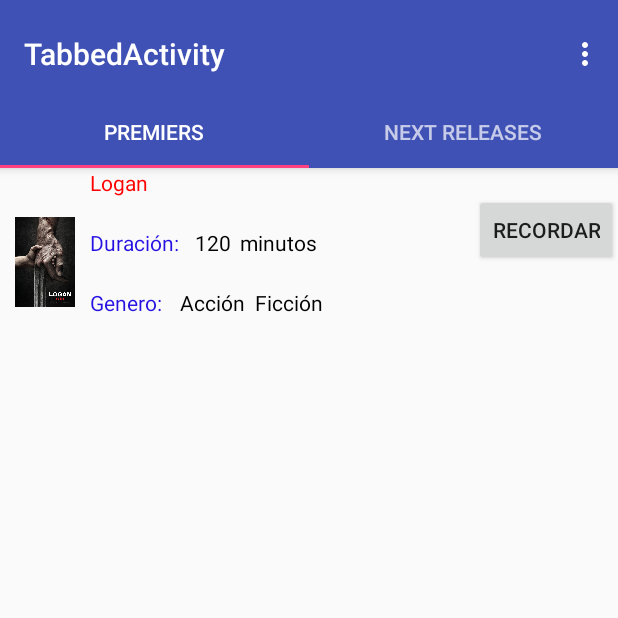
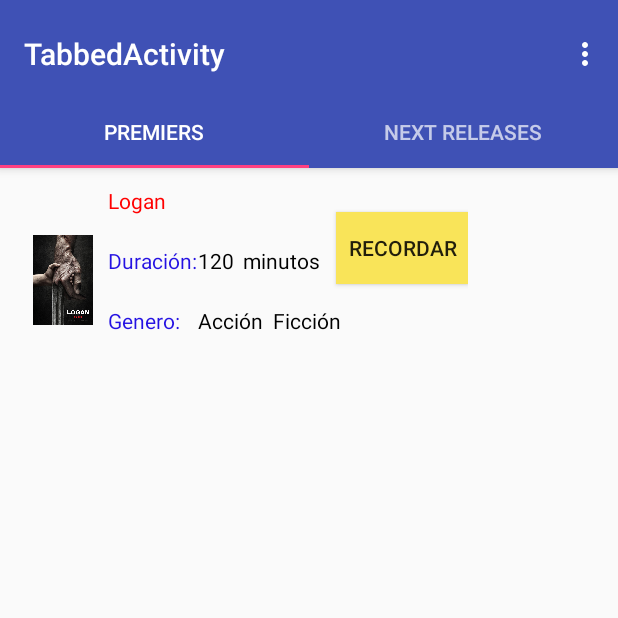
Before and after one commit to sebastian1027/PeliculasAppMovil, an Android app: the EstrenosFragment screen opened directly, with no data from a screen before it, on a phone screen of 412 x 824 dp, the top half of it. Run offline under Robolectric (Android 15) with nearby library versions, the light colour scheme and no system bars.

Commit message:
Cambios en la Margen y el color del boton de Recordar

```diff
--- a/app/src/main/res/layout/fragment_estrenos.xml
+++ b/app/src/main/res/layout/fragment_estrenos.xml
@@ -2,30 +2,31 @@
     xmlns:tools="http://schemas.android.com/tools"
     android:layout_width="match_parent"
     android:layout_height="match_parent"
-    tools:context="movil.unicauca.peliculasappmoviles.Tabbed.EstrenosFragment">
+    tools:context="movil.unicauca.peliculasappmoviles.Tabbed.EstrenosFragment"
+    android:padding="@dimen/small"
+    >
 
     <ScrollView
-        android:layout_width="match_parent"
-        android:layout_height="wrap_content">
+        android:layout_width="300dp"
+        android:layout_height="145dp">
+
         <RelativeLayout
             android:id="@+id/rl1"
             android:layout_width="match_parent"
-            android:layout_height="125dp"
-            >
+            android:layout_height="125dp">
 
             <ImageView
                 android:id="@+id/peli1"
                 android:layout_width="60dp"
                 android:layout_height="60dp"
-                android:src="@mipmap/logan"
                 android:layout_centerVertical="true"
-                />
+                android:src="@mipmap/logan" />
+
             <RelativeLayout
+                android:id="@+id/relat2"
                 android:layout_width="wrap_content"
                 android:layout_height="wrap_content"
-                android:id="@+id/relat2"
-                android:layout_toRightOf="@id/peli1"
-                >
+                android:layout_toRightOf="@id/peli1">
 
 
                 <TextView
@@ -34,8 +35,7 @@
                     android:layout_height="40dp"
                     android:layout_toRightOf="@id/peli1"
                     android:text="@string/logan"
-                    android:textColor="@color/Rojo"
-                    />
+                    android:textColor="@color/Rojo" />
 
                 <TextView
                     android:id="@+id/txt2pel1"
@@ -45,64 +45,67 @@
                     android:layout_toRightOf="@id/peli1"
                     android:text="@string/duration"
                     android:textColor="@color/AzulClaro"
-                    />
+                    android:layout_toLeftOf="@+id/txttipogeneropel1"
+                    android:layout_toStartOf="@+id/txttipogeneropel1" />
+
                 <TextView
                     android:id="@+id/txttiempopel1"
                     android:layout_width="30dp"
                     android:layout_height="40dp"
+                    android:layout_below="@id/txt1pel1"
                     android:layout_toRightOf="@id/txt2pel1"
-                    android:layout_below="@id/txt1pel1"
                     android:text="120"
-                    android:textColor="@color/Negro"
-                    />
+                    android:textColor="@color/Negro" />
+
                 <TextView
                     android:id="@+id/txtminpel1"
                     android:layout_width="60dp"
                     android:layout_height="40dp"
+                    android:layout_below="@id/txt1pel1"
                     android:layout_toRightOf="@id/txttiempopel1"
-                    android:layout_below="@id/txt1pel1"
                     android:text="@string/Minutes"
-                    android:textColor="@color/Negro"
-                    />
+                    android:textColor="@color/Negro" />
+
                 <TextView
-                android:id="@+id/txtGeneropel1"
-                android:layout_width="60dp"
-                android:layout_height="40dp"
-                android:layout_toRightOf="@id/peli1"
-                android:text="@string/type"
-                    android:textColor="@color/AzulClaro"
-                android:layout_below="@id/txt2pel1"
-                />
+                    android:id="@+id/txtGeneropel1"
+                    android:layout_width="60dp"
+                    android:layout_height="40dp"
+                    android:layout_below="@id/txt2pel1"
+                    android:layout_toRightOf="@id/peli1"
+                    android:text="@string/type"
+                    android:textColor="@color/AzulClaro" />
+
                 <TextView
                     android:id="@+id/txttipogeneropel1"
                     android:layout_width="50dp"
                     android:layout_height="40dp"
+                    android:layout_below="@id/txt2pel1"
                     android:layout_toRightOf="@id/txtGeneropel1"
                     android:text="@string/action"
-                    android:layout_below="@id/txt2pel1"
-                    android:textColor="@color/Negro"
-                    />
+                    android:textColor="@color/Negro" />
+
                 <TextView
                     android:id="@+id/txttipogeneropel2"
                     android:layout_width="50dp"
                     android:layout_height="40dp"
+                    android:layout_below="@id/txt2pel1"
                     android:layout_toRightOf="@id/txttipogeneropel1"
                     android:text="@string/fiction"
-                    android:layout_below="@id/txt2pel1"
-                    android:textColor="@color/Negro"
-                    />
+                    android:textColor="@color/Negro" />
             </RelativeLayout>
 
             <Button
                 android:id="@+id/recordar1"
                 android:layout_width="wrap_content"
                 android:layout_height="wrap_content"
+                android:layout_alignParentEnd="true"
+                android:layout_alignParentRight="true"
+                android:layout_alignParentTop="true"
+                android:layout_marginTop="17dp"
                 android:gravity="center"
                 android:text="@string/remember"
-                android:layout_alignParentTop="true"
-                android:layout_alignParentRight="true"
-                android:layout_alignParentEnd="true"
-                android:layout_marginTop="17dp" />
+                android:background="@color/Amarillo"
+                />
 
         </RelativeLayout> <!-- Pelicula 1-->
 
--- a/app/src/main/res/values/colors.xml
+++ b/app/src/main/res/values/colors.xml
@@ -10,4 +10,6 @@
     <color name="Negro">#000000</color>
     <color name="AzulClaro">#2411e2</color>
     <color name="Rojo">#FF0000</color>
+    <color name="Amarillo">#f9e459</color>
+
 </resources>
```
